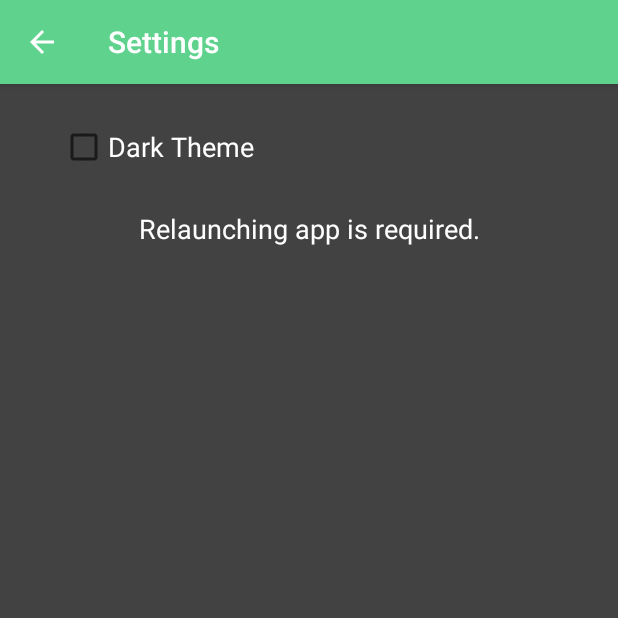
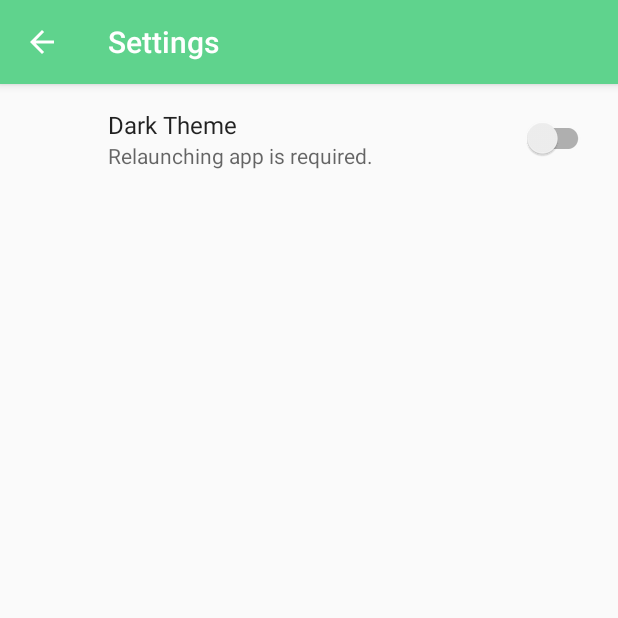
Before and after one commit to ioliteis/projectoffline_todo, an Android app: the screen it shows after launch (SettingsActivity), in the options menu, after a tap on "Settings", on a phone screen of 412 x 824 dp, the top half of it. Run offline under Robolectric (Android 15) with nearby library versions, the phone set to English and light mode, and no system bars; our stand-ins replace androidx.preference.

Commit message:
Changed preference screen.

```diff
--- a/app/build.gradle
+++ b/app/build.gradle
@@ -6,8 +6,8 @@ android {
         applicationId "jp.projectoffline.todo"
         minSdkVersion 22
         targetSdkVersion 29
-        versionCode 100
-        versionName "0.1"
+        versionCode 200
+        versionName "0.2"
         testInstrumentationRunner "androidx.test.runner.AndroidJUnitRunner"
     }
     buildTypes {
@@ -22,6 +22,7 @@ dependencies {
     implementation fileTree(dir: 'libs', include: ['*.jar'])
     implementation 'androidx.appcompat:appcompat:1.0.2'
     implementation 'androidx.constraintlayout:constraintlayout:1.1.3'
+    implementation 'androidx.preference:preference:1.1.0'
     implementation 'com.google.android.material:material:1.0.0'
     testImplementation 'junit:junit:4.12'
     androidTestImplementation 'androidx.test:runner:1.2.0'
--- a/app/src/main/java/jp/projectoffline/todo/AboutActivity.java
+++ b/app/src/main/java/jp/projectoffline/todo/AboutActivity.java
@@ -3,7 +3,6 @@ package jp.projectoffline.todo;
 import android.content.ClipData;
 import android.content.ClipboardManager;
 import android.content.Intent;
-import android.content.SharedPreferences;
 import android.net.Uri;
 import android.os.Bundle;
 import android.view.View;
@@ -12,6 +11,7 @@ import android.widget.Toast;
 
 import androidx.appcompat.app.AppCompatActivity;
 import androidx.appcompat.widget.Toolbar;
+import androidx.preference.PreferenceManager;
 
 public class AboutActivity extends AppCompatActivity {
 
@@ -21,10 +21,8 @@ public class AboutActivity extends AppCompatActivity {
     @Override
     protected void onCreate(Bundle savedInstanceState) {
         super.onCreate(savedInstanceState);
-        //設定の読み込み
-        SharedPreferences data = getSharedPreferences("preference", MODE_PRIVATE);
         //ダークテーマ
-        if (data.getBoolean("setting1", true)) {
+        if (PreferenceManager.getDefaultSharedPreferences(this).getBoolean("dark_theme", true)){
             setTheme(R.style.AppTheme_Dark);
         }
         setContentView(R.layout.activity_about);
--- a/app/src/main/java/jp/projectoffline/todo/MainActivity.java
+++ b/app/src/main/java/jp/projectoffline/todo/MainActivity.java
@@ -5,7 +5,6 @@ import android.app.Dialog;
 import android.content.ContentValues;
 import android.content.DialogInterface;
 import android.content.Intent;
-import android.content.SharedPreferences;
 import android.database.Cursor;
 import android.database.sqlite.SQLiteDatabase;
 import android.os.Bundle;
@@ -24,6 +23,7 @@ import androidx.appcompat.app.AppCompatActivity;
 import androidx.appcompat.widget.Toolbar;
 import androidx.fragment.app.DialogFragment;
 import androidx.fragment.app.FragmentManager;
+import androidx.preference.PreferenceManager;
 
 import com.google.android.material.floatingactionbutton.FloatingActionButton;
 
@@ -43,10 +43,8 @@ public class MainActivity extends AppCompatActivity {
     @Override
     protected void onCreate(Bundle savedInstanceState) {
         super.onCreate(savedInstanceState);
-        //設定の読み込み
-        SharedPreferences data = getSharedPreferences("preference", MODE_PRIVATE);
         //ダークテーマ
-        if (data.getBoolean("setting1", true)) {
+        if (PreferenceManager.getDefaultSharedPreferences(this).getBoolean("dark_theme", true)){
             setTheme(R.style.AppTheme_Dark);
         }
         setContentView(R.layout.activity_main);
--- a/app/src/main/java/jp/projectoffline/todo/SettingsActivity.java
+++ b/app/src/main/java/jp/projectoffline/todo/SettingsActivity.java
@@ -1,9 +1,6 @@
 package jp.projectoffline.todo;
 
-import android.content.SharedPreferences;
 import android.os.Bundle;
-import android.view.View;
-import android.widget.CheckBox;
 
 import androidx.appcompat.app.AppCompatActivity;
 import androidx.appcompat.widget.Toolbar;
@@ -13,48 +10,14 @@ public class SettingsActivity extends AppCompatActivity {
     @Override
     protected void onCreate(Bundle savedInstanceState) {
         super.onCreate(savedInstanceState);
-        //設定の読み込み
-        SharedPreferences data = getSharedPreferences("preference", MODE_PRIVATE);
-        //ダークテーマ
-        if (data.getBoolean("setting1", true)) {
-            setTheme(R.style.AppTheme_Dark);
-        }
-
         setContentView(R.layout.activity_settings);
         Toolbar toolbar = findViewById(R.id.toolbar);
         setSupportActionBar(toolbar);
         getSupportActionBar().setDisplayHomeAsUpEnabled(true);
-
-        //final SharedPreferences data = getSharedPreferences("preference", MODE_PRIVATE);
-        final SharedPreferences.Editor editor = data.edit();
-        final CheckBox checkBox1 = findViewById(R.id.checkBox1);
-
-        //初期設定
-        if (data.getBoolean("initial", true)) {
-            editor.putBoolean("setting1", false);
-            editor.putBoolean("initial", false);
-            editor.apply();
-        }
-        //設定の値をチェックボックスに適用
-        if (data.getBoolean("setting1", true)) {
-            checkBox1.setChecked(true);
-        }else {
-            checkBox1.setChecked(false);
-        }
-        checkBox1.setOnClickListener(new View.OnClickListener() {
-            @Override
-            public void onClick(View view) {
-                //設定の書き込み
-                if (checkBox1.isChecked()) {
-                    editor.putBoolean("setting1", true);
-                    editor.apply();
-                }else {
-                    editor.putBoolean("setting1", false);
-                    editor.apply();
-                }
-
-            }
-        });
+        getSupportFragmentManager()
+                .beginTransaction()
+                .replace(R.id.settings_container, new SettingsFragment())
+                .commit();
     }
 
     @Override
--- /dev/null
+++ b/app/src/main/java/jp/projectoffline/todo/SettingsFragment.java
@@ -0,0 +1,13 @@
+package jp.projectoffline.todo;
+
+import android.os.Bundle;
+
+import androidx.preference.PreferenceFragmentCompat;
+
+public class SettingsFragment extends PreferenceFragmentCompat {
+
+    @Override
+    public void onCreatePreferences(Bundle savedInstanceState, String rootKey) {
+        setPreferencesFromResource(R.xml.preference, rootKey);
+    }
+}
--- a/app/src/main/res/layout/activity_settings.xml
+++ b/app/src/main/res/layout/activity_settings.xml
@@ -21,5 +21,10 @@
 
     </com.google.android.material.appbar.AppBarLayout>
 
-    <include layout="@layout/content_settings" />
+    <fragment
+        android:id="@+id/settings_container"
+        android:name="jp.projectoffline.todo.SettingsFragment"
+        android:layout_width="match_parent"
+        android:layout_height="674dp"/>
+
 </LinearLayout>
--- a/app/src/main/res/layout/content_settings.xml
+++ /dev/null
@@ -1,26 +0,0 @@
-<?xml version="1.0" encoding="utf-8"?>
-<LinearLayout xmlns:android="http://schemas.android.com/apk/res/android"
-    android:orientation="vertical" android:layout_width="match_parent"
-    android:layout_height="match_parent"
-    android:background="?attr/dark_theme1">
-
-    <CheckBox
-        android:id="@+id/checkBox1"
-        android:layout_width="match_parent"
-        android:layout_height="84dp"
-        android:defaultValue="false"
-        android:layout_marginStart="40dp"
-        android:key="setting1"
-        android:text="@string/dark_theme"
-        android:textColor="?attr/dark_theme2"
-        android:textSize="18sp"/>
-
-    <TextView
-        android:id="@+id/textView2"
-        android:layout_width="match_parent"
-        android:layout_height="49dp"
-        android:text="@string/summary"
-        android:textAlignment="center"
-        android:textColor="?attr/dark_theme2"
-        android:textSize="18sp" />
-</LinearLayout>
--- a/app/src/main/res/values/strings.xml
+++ b/app/src/main/res/values/strings.xml
@@ -2,11 +2,11 @@
     <string name="app_name">To Do</string>
     <string name="action_settings">Settings</string>
     <string name="action_about">About</string>
-    <string name="version">Version 0.1</string>
+    <string name="version">Version 0.2</string>
     <string name="dark_theme">Dark Theme</string>
     <string name="summary">Relaunching app is required.</string>
     <string name="about_source">Source Code</string>
-    <string name="about_version">Version 0.1</string>
+    <string name="about_version">Version 0.2</string>
     <string name="about_po">Project Offline</string>
     <string name="about_about">Project Offline To Do</string>
     <string name="about_icon">Icon</string>
--- /dev/null
+++ b/app/src/main/res/xml/preference.xml
@@ -0,0 +1,9 @@
+<?xml version="1.0" encoding="utf-8"?>
+<androidx.preference.PreferenceScreen xmlns:app="http://schemas.android.com/apk/res-auto">
+
+    <SwitchPreferenceCompat
+        app:key="dark_theme"
+        app:title="@string/dark_theme"
+        app:summary="@string/summary"/>
+
+</androidx.preference.PreferenceScreen>
```
Also changed, not shown: 3 other files.
